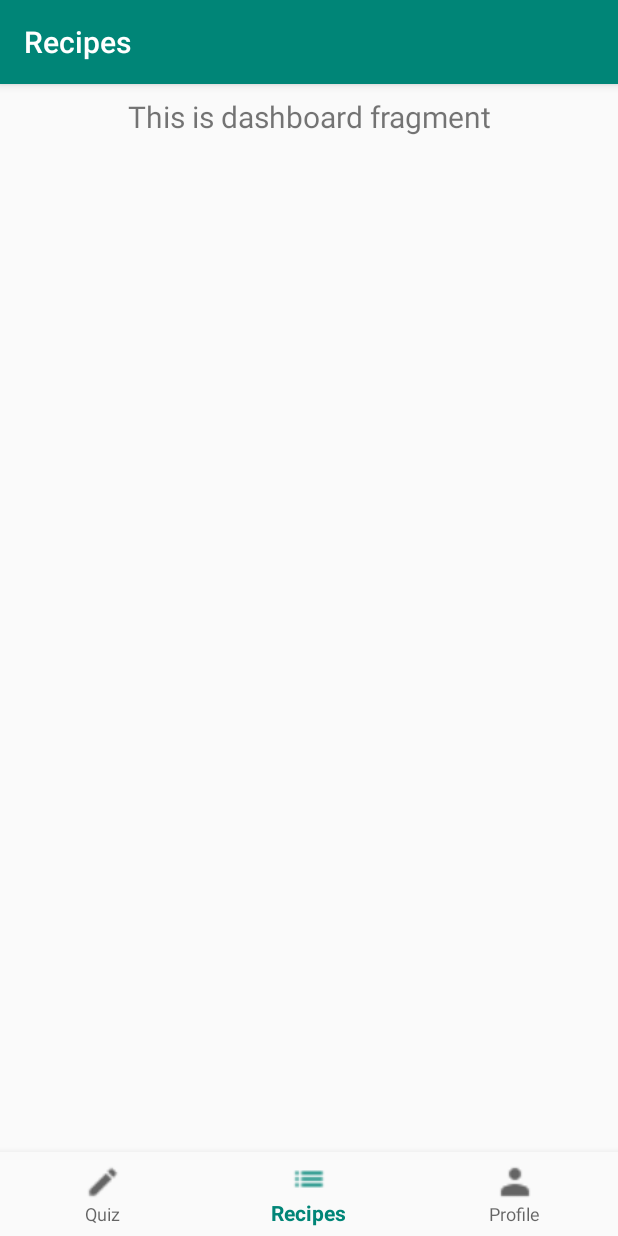
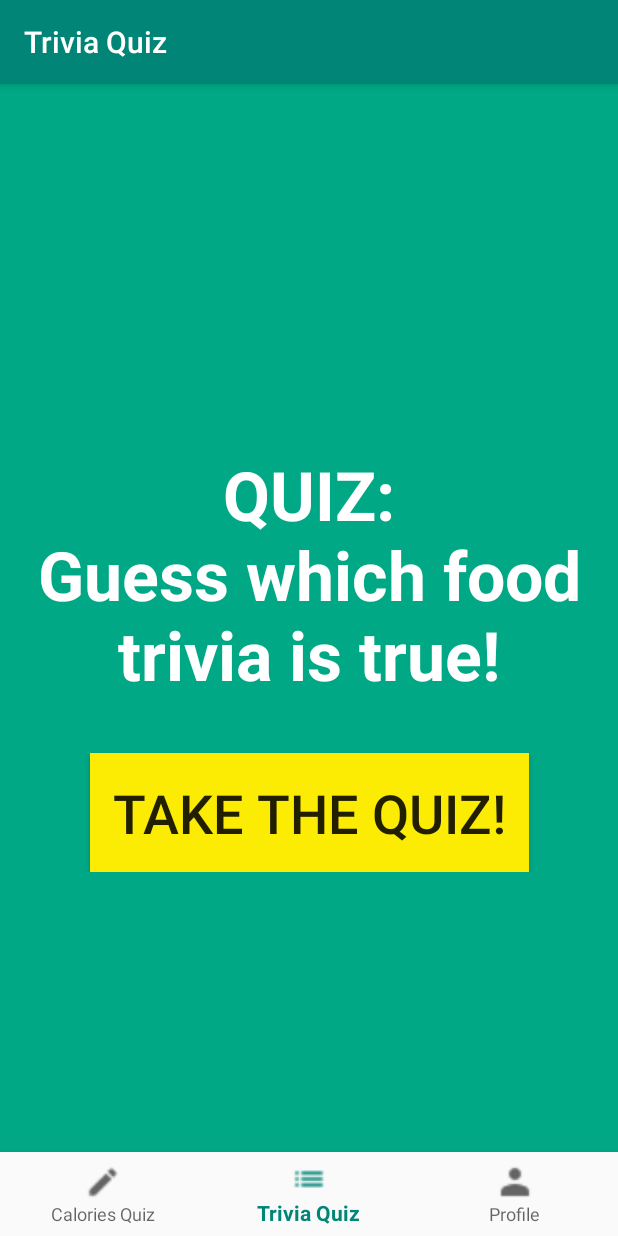
Before and after one commit to kf2020/INFS_Project, an Android app: the TriviaQuizFragment screen opened through its navigation route, on a phone screen of 412 x 824 dp. Run offline under Robolectric (Android 15) with nearby library versions, the phone set to English and light mode, and no system bars; our stand-ins replace Volley, navigation-ui; network calls fail.

Commit message:
2nd trivia quiz

```diff
--- a/app/src/main/AndroidManifest.xml
+++ b/app/src/main/AndroidManifest.xml
@@ -12,6 +12,7 @@
         android:supportsRtl="true"
         android:theme="@style/AppTheme">
         <activity android:name=".ui.quiz.QuizActivity"></activity>
+        <activity android:name=".ui.triviaQuiz.TriviaQuizActivity"></activity>
         <activity
             android:name=".MainActivity"
             android:label="@string/app_name">
--- a/app/src/main/java/com/example/infs_project/MainActivity.java
+++ b/app/src/main/java/com/example/infs_project/MainActivity.java
@@ -20,7 +20,7 @@ public class MainActivity extends AppCompatActivity {
         // Passing each menu ID as a set of Ids because each
         // menu should be considered as top level destinations.
         AppBarConfiguration appBarConfiguration = new AppBarConfiguration.Builder(
-                R.id.navigation_quiz, R.id.navigation_recipes, R.id.navigation_profile)
+                R.id.navigation_quiz, R.id.navigation_trivia, R.id.navigation_profile)
                 .build();
         NavController navController = Navigation.findNavController(this, R.id.nav_host_fragment);
         NavigationUI.setupActionBarWithNavController(this, navController, appBarConfiguration);
--- a/app/src/main/java/com/example/infs_project/ui/triviaQuiz/TriviaQuizFragment.java
+++ b/app/src/main/java/com/example/infs_project/ui/triviaQuiz/TriviaQuizFragment.java
@@ -1,9 +1,11 @@
 package com.example.infs_project.ui.triviaQuiz;
 
+import android.content.Intent;
 import android.os.Bundle;
 import android.view.LayoutInflater;
 import android.view.View;
 import android.view.ViewGroup;
+import android.widget.Button;
 import android.widget.TextView;
 
 import androidx.annotation.Nullable;
@@ -13,23 +15,29 @@ import androidx.lifecycle.Observer;
 import androidx.lifecycle.ViewModelProviders;
 
 import com.example.infs_project.R;
+import com.example.infs_project.ui.quiz.QuizActivity;
 
 public class TriviaQuizFragment extends Fragment {
 
     private TriviaQuizViewModel triviaQuizViewModel;
+    private Button triviaQuizButton;
 
     public View onCreateView(@NonNull LayoutInflater inflater,
                              ViewGroup container, Bundle savedInstanceState) {
         triviaQuizViewModel =
                 ViewModelProviders.of(this).get(TriviaQuizViewModel.class);
-        View root = inflater.inflate(R.layout.fragment_recipes, container, false);
+        View root = inflater.inflate(R.layout.fragment_trivia, container, false);
         final TextView textView = root.findViewById(R.id.text_dashboard);
-        triviaQuizViewModel.getText().observe(this, new Observer<String>() {
+
+        triviaQuizButton = root.findViewById(R.id.trivia_quiz_button);
+        triviaQuizButton.setOnClickListener(new View.OnClickListener() {
             @Override
-            public void onChanged(@Nullable String s) {
-                textView.setText(s);
+            public void onClick(View view) {
+                Intent intent = new Intent(getActivity(), TriviaQuizActivity.class);
+                startActivity(intent);
             }
         });
+
         return root;
     }
 }
--- /dev/null
+++ b/app/src/main/res/layout/fragment_trivia.xml
@@ -0,0 +1,43 @@
+<?xml version="1.0" encoding="utf-8"?>
+<androidx.constraintlayout.widget.ConstraintLayout xmlns:android="http://schemas.android.com/apk/res/android"
+    xmlns:app="http://schemas.android.com/apk/res-auto"
+    android:layout_width="match_parent"
+    android:layout_height="match_parent"
+    android:background="#00a885">
+
+
+    <androidx.constraintlayout.widget.ConstraintLayout
+        android:layout_width="match_parent"
+        android:layout_height="wrap_content"
+        app:layout_constraintTop_toTopOf="parent"
+        app:layout_constraintBottom_toBottomOf="parent"
+        app:layout_constraintLeft_toLeftOf="parent"
+        app:layout_constraintRight_toRightOf="parent">
+
+        <TextView
+            android:id="@+id/trivia_quiz_title"
+            android:layout_width="match_parent"
+            android:layout_height="wrap_content"
+            android:gravity="center"
+            android:text="QUIZ:\nGuess which food trivia is true!"
+            android:textColor="@android:color/white"
+            android:textSize="45dp"
+            android:textStyle="bold"
+            app:layout_constraintLeft_toLeftOf="parent"
+            app:layout_constraintTop_toTopOf="parent" />
+
+        <Button
+            android:id="@+id/trivia_quiz_button"
+            android:layout_height="wrap_content"
+            android:layout_width="wrap_content"
+            app:layout_constraintLeft_toLeftOf="parent"
+            app:layout_constraintRight_toRightOf="parent"
+            app:layout_constraintTop_toBottomOf="@+id/trivia_quiz_title"
+            android:layout_marginTop="35dp"
+            android:padding="15dp"
+            android:background="#fcec03"
+            android:textSize="36dp"
+            android:text="Take the quiz!"/>
+    </androidx.constraintlayout.widget.ConstraintLayout>
+
+</androidx.constraintlayout.widget.ConstraintLayout>
--- a/app/src/main/res/menu/bottom_nav_menu.xml
+++ b/app/src/main/res/menu/bottom_nav_menu.xml
@@ -7,7 +7,7 @@
         android:title="@string/title_quiz" />
 
     <item
-        android:id="@+id/navigation_recipes"
+        android:id="@+id/navigation_trivia"
         android:icon="@drawable/baseline_list_black_18dp"
         android:title="@string/title_recipes" />
 
--- a/app/src/main/res/navigation/mobile_navigation.xml
+++ b/app/src/main/res/navigation/mobile_navigation.xml
@@ -12,10 +12,10 @@
         tools:layout="@layout/fragment_quiz" />
 
     <fragment
-        android:id="@+id/navigation_recipes"
+        android:id="@+id/navigation_trivia"
         android:name="com.example.infs_project.ui.triviaQuiz.TriviaQuizFragment"
         android:label="@string/title_recipes"
-        tools:layout="@layout/fragment_recipes" />
+        tools:layout="@layout/fragment_trivia" />
 
     <fragment
         android:id="@+id/navigation_profile"
--- a/app/src/main/res/values/strings.xml
+++ b/app/src/main/res/values/strings.xml
@@ -1,7 +1,7 @@
 <resources>
     <string name="app_name">INFS_Project</string>
-    <string name="title_quiz">Quiz</string>
-    <string name="title_recipes">Recipes</string>
+    <string name="title_quiz">Calories Quiz</string>
+    <string name="title_recipes">Trivia Quiz</string>
     <string name="title_profile">Profile</string>
 
     <!-- TODO: Remove or change this placeholder text -->
```
Also changed, not shown: app/src/main/java/com/example/infs_project/ui/triviaQuiz/TriviaQuizActivity.java (added, +23 -0 lines), app/src/main/java/com/example/infs_project/ui/triviaQuiz/trivia_activity_fragments/TriviaEndQuizFragment.java (added, +73 -0 lines), app/src/main/java/com/example/infs_project/ui/triviaQuiz/trivia_activity_fragments/TriviaQuestionFragment.java (added, +279 -0 lines), app/src/main/res/layout/activity_trivia.xml (added, +12 -0 lines), app/src/main/res/layout/fragment_end_trivia.xml (added, +42 -0 lines), app/src/main/res/layout/fragment_trivia_question.xml (added, +74 -0 lines).
